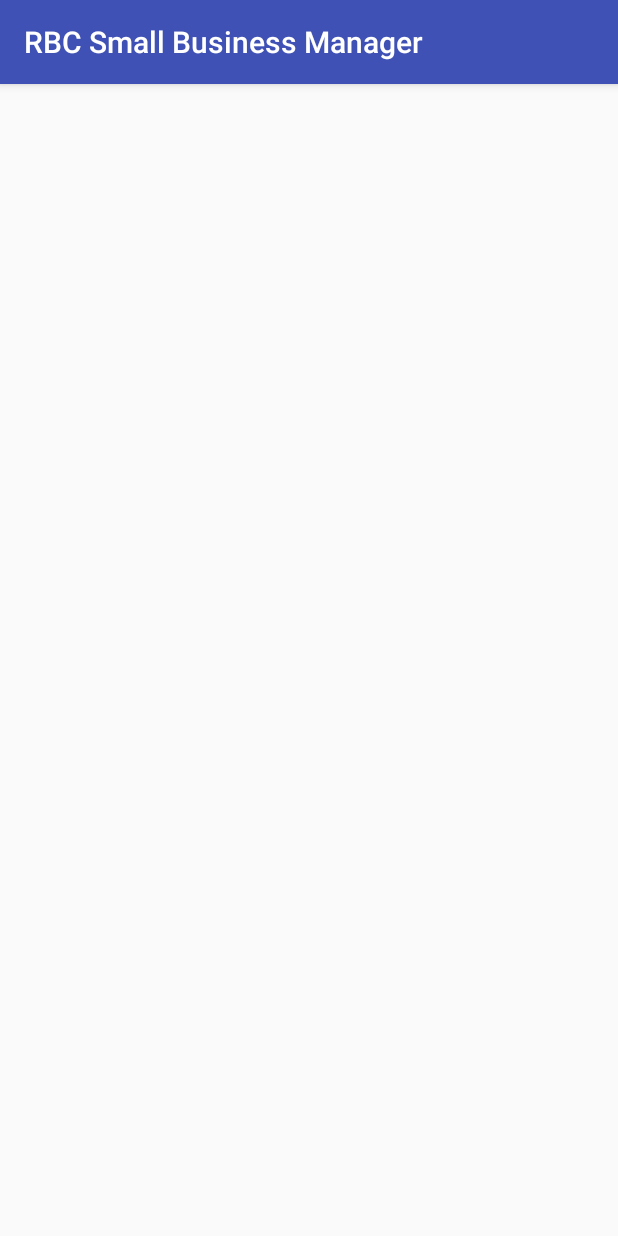
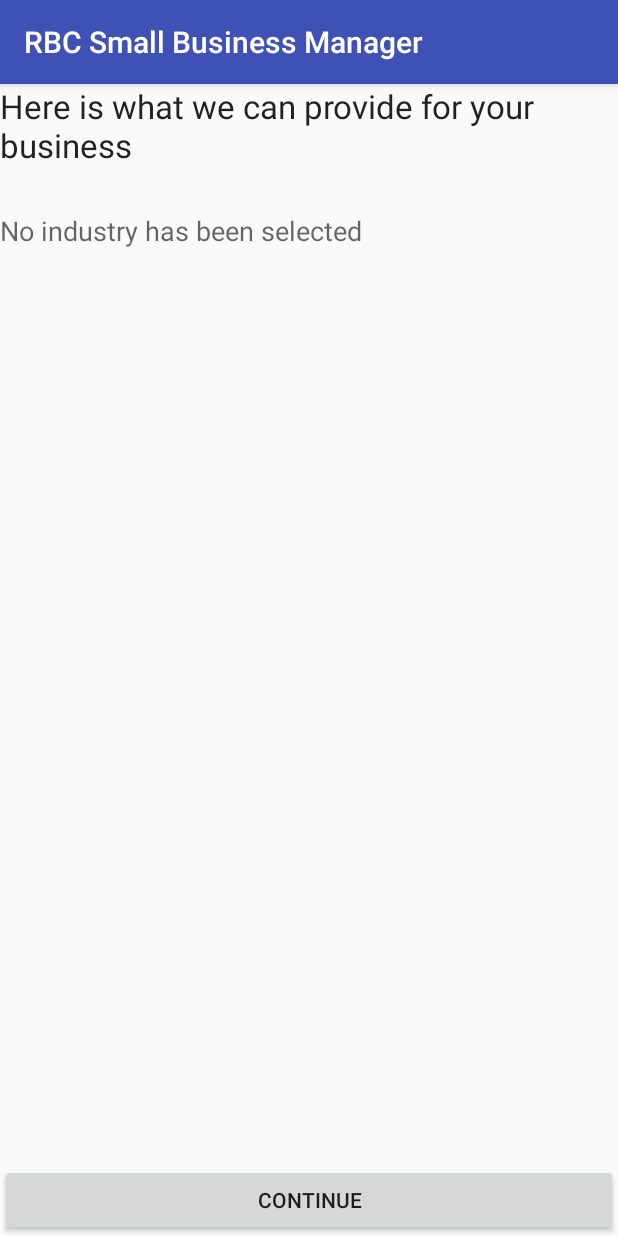
Before and after one commit to JonHerrera/Business-App, an Android app: the start_business_offers screen opened directly, with no data from a screen before it, on a phone screen of 412 x 824 dp. Run offline under Robolectric (Android 15) with nearby library versions, the phone set to English and light mode, and no system bars.

Commit message:
Added third activity. Changed the padding and design of the activities.

```diff
--- a/app/src/main/java/com/example/jonlh/rbcsmallbusinessmanager/start_business_offers.java
+++ b/app/src/main/java/com/example/jonlh/rbcsmallbusinessmanager/start_business_offers.java
@@ -2,12 +2,44 @@ package com.example.jonlh.rbcsmallbusinessmanager;
 
 import android.support.v7.app.AppCompatActivity;
 import android.os.Bundle;
+import android.text.method.ScrollingMovementMethod;
+import android.widget.TextView;
 
 public class start_business_offers extends AppCompatActivity {
+
+    private TextView offerTextView;
+    private TextView offerTextView2;
+    private int industryName;
 
     @Override
     protected void onCreate(Bundle savedInstanceState) {
         super.onCreate(savedInstanceState);
         setContentView(R.layout.activity_start_business_offers);
+
+        //the following grabs the industry option that the user has selected from the intent of the last activity
+        Bundle extras = getIntent().getExtras();
+        if(extras != null) {
+            industryName = extras.getInt("industryName");
+        }
+
+        offerTextView = (TextView) findViewById(R.id.offerTextView);
+        offerTextView.setText(getString(R.string.start_business_offers));
+
+        offerTextView2 = (TextView) findViewById(R.id.offerTextView2);
+        offerTextView2.setMovementMethod(new ScrollingMovementMethod());
+
+        //TODO: DATABASE - have this connect to DB array and correspond to the users selection from last activity
+        switch(industryName){ //using the selection from the previous activity, we can set the appropriate information
+            case 0: offerTextView2.setText("No industry has been selected");
+                break;
+            case 1: offerTextView2.setText(getResources().getString(R.string.industry_Agriculture_details));
+                break;
+            case 2: offerTextView2.setText(getResources().getString(R.string.industry_IT_details));
+                break;
+            case 3: offerTextView2.setText(getResources().getString(R.string.industry_Retail_details));
+                break;
+            default:
+        }
+
     }
 }
--- a/app/src/main/res/layout/activity_start_business_offers.xml
+++ b/app/src/main/res/layout/activity_start_business_offers.xml
@@ -1,12 +1,31 @@
 <?xml version="1.0" encoding="utf-8"?>
-<RelativeLayout xmlns:android="http://schemas.android.com/apk/res/android"
+<LinearLayout xmlns:android="http://schemas.android.com/apk/res/android"
     xmlns:tools="http://schemas.android.com/tools"
+    android:orientation="vertical"
     android:layout_width="match_parent"
     android:layout_height="match_parent"
-    android:paddingBottom="@dimen/activity_vertical_margin"
-    android:paddingLeft="@dimen/activity_horizontal_margin"
-    android:paddingRight="@dimen/activity_horizontal_margin"
-    android:paddingTop="@dimen/activity_vertical_margin"
     tools:context="com.example.jonlh.rbcsmallbusinessmanager.start_business_offers">
 
-</RelativeLayout>
+    <TextView
+        android:layout_width="match_parent"
+        android:layout_height="wrap_content"
+        android:textAppearance="?android:attr/textAppearanceLarge"
+        android:id="@+id/offerTextView"
+        android:layout_weight="0.05" />
+
+    <TextView
+        android:layout_width="match_parent"
+        android:layout_height="wrap_content"
+        android:textAppearance="?android:attr/textAppearanceMedium"
+        android:id="@+id/offerTextView2"
+        android:layout_gravity="center_horizontal"
+        android:layout_weight="1"
+        android:singleLine="false"
+        android:scrollbars="vertical"/>
+
+    <Button
+        android:layout_width="match_parent"
+        android:layout_height="wrap_content"
+        android:text="Continue"
+        android:id="@+id/continueButton" />
+</LinearLayout>
--- a/app/src/main/res/layout/start_business_industry.xml
+++ b/app/src/main/res/layout/start_business_industry.xml
@@ -23,7 +23,7 @@
 
     <ListView
         android:layout_width="match_parent"
-        android:layout_height="163dp"
+        android:layout_height="wrap_content"
         android:id="@+id/industryDetailsListView"
         android:layout_weight="1" />
 
@@ -31,5 +31,6 @@
         android:layout_width="match_parent"
         android:layout_height="wrap_content"
         android:text="Continue"
-        android:id="@+id/continueButton2" />
+        android:id="@+id/continueButton"
+        android:onClick="continueClick"/>
 </LinearLayout>
--- a/app/src/main/res/layout/start_business_welcome.xml
+++ b/app/src/main/res/layout/start_business_welcome.xml
@@ -1,7 +1,6 @@
 <?xml version="1.0" encoding="utf-8"?>
 <FrameLayout xmlns:android="http://schemas.android.com/apk/res/android"
-    android:layout_width="match_parent" android:layout_height="match_parent"
-    android:padding="@dimen/text_padding">
+    android:layout_width="match_parent" android:layout_height="match_parent">
 
     <TextView
         android:layout_width="wrap_content"
--- /dev/null
+++ b/app/src/main/res/values/dummy_details.xml
@@ -0,0 +1,79 @@
+<?xml version="1.0" encoding="utf-8"?>
+<resources>
+    <!--the following array is for testing purposes only. The app should connect to an online database-->
+    <string-array name="industry_array">
+        <item>Select an industry</item>
+        <item>Agriculture</item>
+        <item>Information Technology</item>
+        <item>Retail</item>
+    </string-array>
+
+    <string-array name="industry_null"></string-array>
+
+    <string-array name="industry_Agriculture">
+        <item>Agriculture</item>
+        <item>Revenue $10000</item>
+        <item> Expenses $8000</item>
+    </string-array>
+
+    <string-array name="industry_Information_Technology">
+        <item>IT</item>
+        <item>Revenue $15000</item>
+        <item> Expenses $9000</item>
+    </string-array>
+
+    <string-array name="industry_Retail">
+        <item>Retail</item>
+        <item>Revenue $9000</item>
+        <item>Expenses $5000</item>
+        <item>Employees 95</item>
+        <item>Turnover Rate 3 months</item>
+        <item>Retail</item>
+        <item>Revenue $9000</item>
+        <item>Expenses $5000</item>
+        <item>Employees 95</item>
+        <item>Turnover Rate 3 months</item>
+        <item>Retail</item>
+        <item>Revenue $9000</item>
+        <item>Expenses $5000</item>
+        <item>Employees 95</item>
+        <item>Turnover Rate 3 months</item>
+    </string-array>
+
+    <string name="industry_Agriculture_details">
+        You have selected Agriculture. \n
+        Vous avez choisi l\'agriculture. \n
+        You have selected Agriculture. \n
+        Vous avez choisi l\'agriculture. \n
+        You have selected Agriculture. \n
+        Vous avez choisi l\'agriculture. \n
+        You have selected Agriculture. \n
+        Vous avez choisi l\'agriculture. \n
+        You have selected Agriculture. \n
+        Vous avez choisi l\'agriculture. \n
+    </string>
+
+    <string name="industry_IT_details">
+        You have selected IT. \n
+        Vous avez choisi l\'information de technologie. \n
+        You have selected IT. \n
+        Vous avez choisi l\'information de technologie. \n
+        You have selected IT. \n
+        Vous avez choisi l\'information de technologie. \n
+        You have selected IT. \n
+        Vous avez choisi l\'information de technologie. \n
+        You have selected IT. \n
+        Vous avez choisi l\'information de technologie.\n
+    </string>
+
+    <string name="industry_Retail_details">
+        You have selected Retail. \n
+        Vous avez choisi de Retail. \n
+        You have selected Retail. \n
+        Vous avez choisi de Retail. \n
+        You have selected Retail. \n
+        Vous avez choisi de Retail. \n
+        You have selected Retail. \n
+        Vous avez choisi de Retail. \n
+    </string>
+</resources>
```
Also changed, not shown: app/src/main/java/com/example/jonlh/rbcsmallbusinessmanager/start_business_industry.java (+10 -2 lines), app/src/main/res/values/strings.xml (+1 -39 lines).
